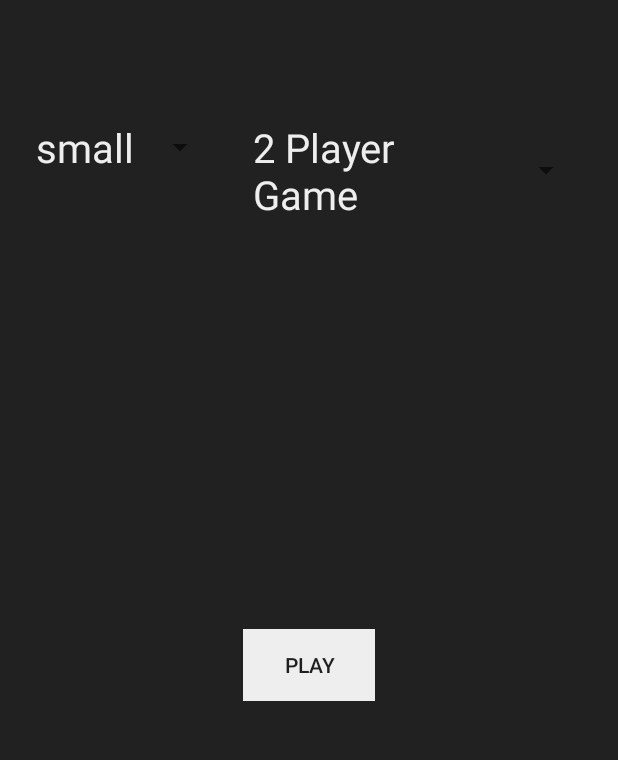
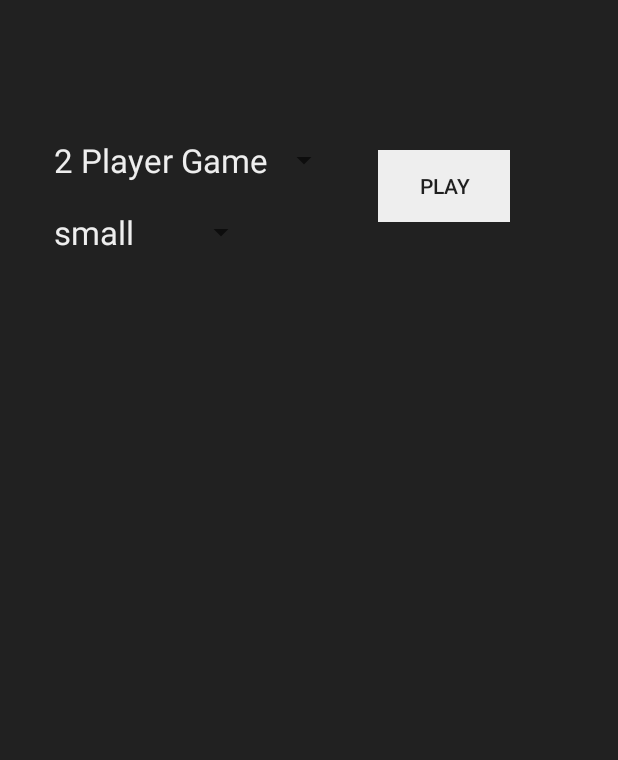
Before and after one commit to lorinczpeter94/ChainReaction2, an Android app: the screen it shows after launch (WelcomeActivity), on a phone screen of 412 x 824 dp, the part 152-912 px from its top. Run offline under Robolectric (Android 15) with nearby library versions, the phone set to English and light mode, and no system bars.

Commit message:
Small, Medium or large game activity is started in depending of it's size selected in Welcome activity. Player number is sent to the new activity

```diff
--- a/app/src/main/AndroidManifest.xml
+++ b/app/src/main/AndroidManifest.xml
@@ -16,7 +16,11 @@
                 <category android:name="android.intent.category.LAUNCHER"/>
             </intent-filter>
         </activity>
-        <activity android:name=".game_activity.GameActivity">
+        <activity android:name=".game_activity.SmallGameActivity">
+        </activity>
+        <activity android:name=".game_activity.MediumGameActivity">
+        </activity>
+        <activity android:name=".game_activity.LargeGameActivity">
         </activity>
     </application>
 
--- a/app/src/main/java/com/example/lorinczpeter94/chainreaction2/welcome_activity/WelcomeActivity.kt
+++ b/app/src/main/java/com/example/lorinczpeter94/chainreaction2/welcome_activity/WelcomeActivity.kt
@@ -7,8 +7,14 @@ import android.widget.ArrayAdapter
 import android.widget.Button
 import android.widget.Spinner
 import com.example.lorinczpeter94.chainreaction2.R
-import com.example.lorinczpeter94.chainreaction2.game_activity.GameActivity
+import com.example.lorinczpeter94.chainreaction2.game_activity.LargeGameActivity
+import com.example.lorinczpeter94.chainreaction2.game_activity.MediumGameActivity
+import com.example.lorinczpeter94.chainreaction2.game_activity.SmallGameActivity
+import com.example.lorinczpeter94.chainreaction2.welcome_activity.presenter.IWelcomePresenter
+import com.example.lorinczpeter94.chainreaction2.welcome_activity.presenter.WelcomePresenter
 import com.example.lorinczpeter94.chainreaction2.welcome_activity.view.IWelcomeView
+
+val PLAYERNUM:String ="PLAYER_NUM"
 
 class WelcomeActivity : AppCompatActivity(), IWelcomeView {
 
@@ -16,17 +22,24 @@ class WelcomeActivity : AppCompatActivity(), IWelcomeView {
     //var playerNumberSpn: Spinner = findViewById(R.id.spn_mapSize)
     //tesztelem
 
+    internal lateinit var iWelcomePresenter:IWelcomePresenter
 
     override fun onCreate(savedInstanceState: Bundle?) {
         super.onCreate(savedInstanceState)
         setContentView(R.layout.activity_welcome)
+
         mapSizeSpinnerInitializer()
         playerNumberSpinnerInitializer()
 
-        val btn_play: Button = findViewById(R.id.btn_play)
-        btn_play.setOnClickListener {
-            val intent = Intent(this, GameActivity::class.java)
-            startActivity(intent)
+        iWelcomePresenter = WelcomePresenter(this)
+        val btnPlay: Button = findViewById(R.id.btn_play)
+        btnPlay.setOnClickListener {
+
+            val spnMapSize:Spinner = findViewById(R.id.spn_mapSize)
+            val spnPlayerNumber:Spinner = findViewById(R.id.spn_playerNumber)
+            iWelcomePresenter.settingsSpinner(spnMapSize.selectedItem.toString(),
+                spnPlayerNumber.selectedItem.toString())
+
         }
     }
 
@@ -55,7 +68,26 @@ class WelcomeActivity : AppCompatActivity(), IWelcomeView {
         }
     }
 
+    override fun openSmallMapActivity(playerNumber:Int) {
+        val intent = Intent(this, SmallGameActivity::class.java).apply {
+            putExtra(PLAYERNUM, playerNumber)
+        }
+        startActivity(intent)
+    }
 
+    override fun openMediumMapActivity(playerNumber:Int) {
+        val intent = Intent(this, MediumGameActivity::class.java).apply {
+            putExtra(PLAYERNUM, playerNumber)
+        }
+        startActivity(intent)
+    }
+
+    override fun openLargeMapActivity(playerNumber:Int) {
+        val intent = Intent(this, LargeGameActivity::class.java).apply {
+            putExtra(PLAYERNUM, playerNumber)
+        }
+        startActivity(intent)
+    }
 
 
 
--- a/app/src/main/java/com/example/lorinczpeter94/chainreaction2/welcome_activity/model/IWelcomeActivitySettings.kt
+++ b/app/src/main/java/com/example/lorinczpeter94/chainreaction2/welcome_activity/model/IWelcomeActivitySettings.kt
@@ -2,5 +2,5 @@ package com.example.lorinczpeter94.chainreaction2.welcome_activity.model
 
 interface IWelcomeActivitySettings {
     val playersSelected:Int
-    val mapSizeSelected:Int
+    val mapSizeSelected:String
 }
--- a/app/src/main/java/com/example/lorinczpeter94/chainreaction2/welcome_activity/model/WelcomeActivitySettings.kt
+++ b/app/src/main/java/com/example/lorinczpeter94/chainreaction2/welcome_activity/model/WelcomeActivitySettings.kt
@@ -1,6 +1,6 @@
 package com.example.lorinczpeter94.chainreaction2.welcome_activity.model
 
 class WelcomeActivitySettings(override val playersSelected: Int,
-                              override val mapSizeSelected: Int) :IWelcomeActivitySettings {
+                              override val mapSizeSelected: String) :IWelcomeActivitySettings {
 
 }
--- a/app/src/main/java/com/example/lorinczpeter94/chainreaction2/welcome_activity/presenter/IWelcomePresenter.kt
+++ b/app/src/main/java/com/example/lorinczpeter94/chainreaction2/welcome_activity/presenter/IWelcomePresenter.kt
@@ -1,6 +1,5 @@
 package com.example.lorinczpeter94.chainreaction2.welcome_activity.presenter
 
 interface IWelcomePresenter {
-    fun onMapSizeSpnClicked()
-    fun onPlayerNumberSpnClicked()
+    fun settingsSpinner(mapSize: String, playerNumber: String)
 }
--- a/app/src/main/java/com/example/lorinczpeter94/chainreaction2/welcome_activity/view/IWelcomeView.kt
+++ b/app/src/main/java/com/example/lorinczpeter94/chainreaction2/welcome_activity/view/IWelcomeView.kt
@@ -3,5 +3,7 @@ package com.example.lorinczpeter94.chainreaction2.welcome_activity.view
 interface IWelcomeView {
     fun mapSizeSpinnerInitializer()
     fun playerNumberSpinnerInitializer()
-
+    fun openSmallMapActivity(playerNumber: Int)
+    fun openMediumMapActivity(playerNumber: Int)
+    fun openLargeMapActivity(playerNumber: Int)
 }
--- a/app/src/main/res/layout/activity_welcome.xml
+++ b/app/src/main/res/layout/activity_welcome.xml
@@ -18,9 +18,10 @@
             android:id="@+id/btn_play"
             android:background="@color/lightGrey"
             app:layout_constraintBottom_toBottomOf="parent"
-            android:layout_marginTop="16dp" app:layout_constraintTop_toBottomOf="@+id/spn_playerNumber"
-            android:layout_marginEnd="16dp" app:layout_constraintEnd_toEndOf="parent" android:layout_marginStart="16dp"
-            app:layout_constraintStart_toStartOf="parent"/>
+            android:layout_marginEnd="72dp" app:layout_constraintEnd_toEndOf="parent"
+            android:layout_marginBottom="316dp"
+            android:layout_marginTop="8dp"
+            app:layout_constraintTop_toTopOf="@+id/spn_playerNumber" app:layout_constraintVertical_bias="0.0"/>
     <TextView
             android:text="CHAIN REACTION 2"
             android:textColor="@color/lightGrey"
@@ -31,19 +32,19 @@
             app:layout_constraintStart_toStartOf="parent" android:layout_marginTop="16dp"
             app:layout_constraintEnd_toEndOf="parent" android:id="@+id/textView"/>
     <Spinner
-            android:layout_width="120dp"
+            android:layout_width="135dp"
             android:layout_height="wrap_content"
             app:layout_constraintStart_toStartOf="parent"
-            android:id="@+id/spn_mapSize" android:layout_marginStart="16dp" app:layout_constraintHorizontal_bias="0.5"
-            app:layout_constraintEnd_toStartOf="@+id/spn_playerNumber" android:popupBackground="@color/colorPrimary"
-            android:layout_marginTop="80dp" app:layout_constraintTop_toBottomOf="@+id/textView"
+            android:id="@+id/spn_mapSize" android:layout_marginStart="36dp"
+            android:popupBackground="@color/colorPrimary"
+            android:layout_marginTop="140dp" app:layout_constraintTop_toBottomOf="@+id/textView"
             android:visibility="visible"/>
     <Spinner
-            android:layout_width="219dp"
+            android:layout_width="0dp"
             android:layout_height="wrap_content"
-            android:id="@+id/spn_playerNumber" app:layout_constraintEnd_toEndOf="parent" android:layout_marginEnd="16dp"
-            app:layout_constraintStart_toEndOf="@+id/spn_mapSize" android:layout_marginStart="16dp"
-            app:layout_constraintHorizontal_bias="0.5" android:popupBackground="@color/colorPrimary"
-            android:layout_marginTop="80dp" app:layout_constraintTop_toBottomOf="@+id/textView"
-            android:visibility="visible"/>
+            android:id="@+id/spn_playerNumber"
+            android:popupBackground="@color/colorPrimary"
+            android:layout_marginTop="92dp" app:layout_constraintTop_toBottomOf="@+id/textView"
+            android:visibility="visible" android:layout_marginStart="36dp"
+            app:layout_constraintStart_toStartOf="parent"/>
 </android.support.constraint.ConstraintLayout>
--- a/app/src/main/res/layout/my_spinner_text.xml
+++ b/app/src/main/res/layout/my_spinner_text.xml
@@ -4,5 +4,5 @@
           android:layout_height="wrap_content"
           android:layout_centerHorizontal="true"
           android:textColor="@color/lightGrey"
-          android:textSize="12pt"
+          android:textSize="10pt"
           xmlns:android="http://schemas.android.com/apk/res/android"/>
```
Also changed, not shown: app/src/main/java/com/example/lorinczpeter94/chainreaction2/game_activity/GameActivity.kt (deleted, +0 -13 lines), app/src/main/java/com/example/lorinczpeter94/chainreaction2/game_activity/LargeGameActivity.kt (added, +17 -0 lines), app/src/main/java/com/example/lorinczpeter94/chainreaction2/game_activity/MediumGameActivity.kt (added, +17 -0 lines), app/src/main/java/com/example/lorinczpeter94/chainreaction2/game_activity/SmallGameActivity.kt (added, +17 -0 lines), app/src/main/java/com/example/lorinczpeter94/chainreaction2/welcome_activity/presenter/WelcomePresenter.kt (+17 -6 lines), app/src/main/res/layout/activity_game.xml (deleted, +0 -10 lines), app/src/main/res/layout/activity_large_game.xml (added, +16 -0 lines), app/src/main/res/layout/activity_medium_game.xml (added, +16 -0 lines), app/src/main/res/layout/activity_small_game.xml (added, +17 -0 lines), 1 other file.
